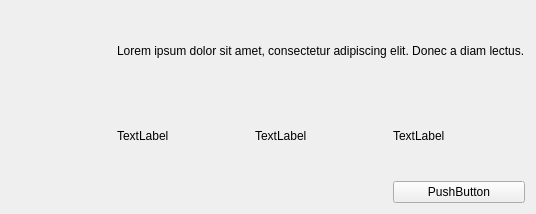
The window that itemtype1.ui (TripleWhy/longscroll-qt) describes before a commit, drawn with Qt 5.
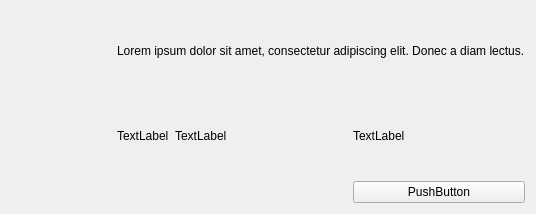
The same window after the commit. Icons and pictures are not drawn. Custom widgets are drawn as their Qt base class.

Patch:
```diff
--- a/itemtype1.ui
+++ b/itemtype1.ui
@@ -21,6 +21,12 @@
     <layout class="QGridLayout" name="gridLayout">
      <item row="1" column="0">
       <widget class="QLabel" name="label_3">
+       <property name="sizePolicy">
+        <sizepolicy hsizetype="Maximum" vsizetype="Preferred">
+         <horstretch>0</horstretch>
+         <verstretch>0</verstretch>
+        </sizepolicy>
+       </property>
        <property name="text">
         <string>TextLabel</string>
        </property>
```
